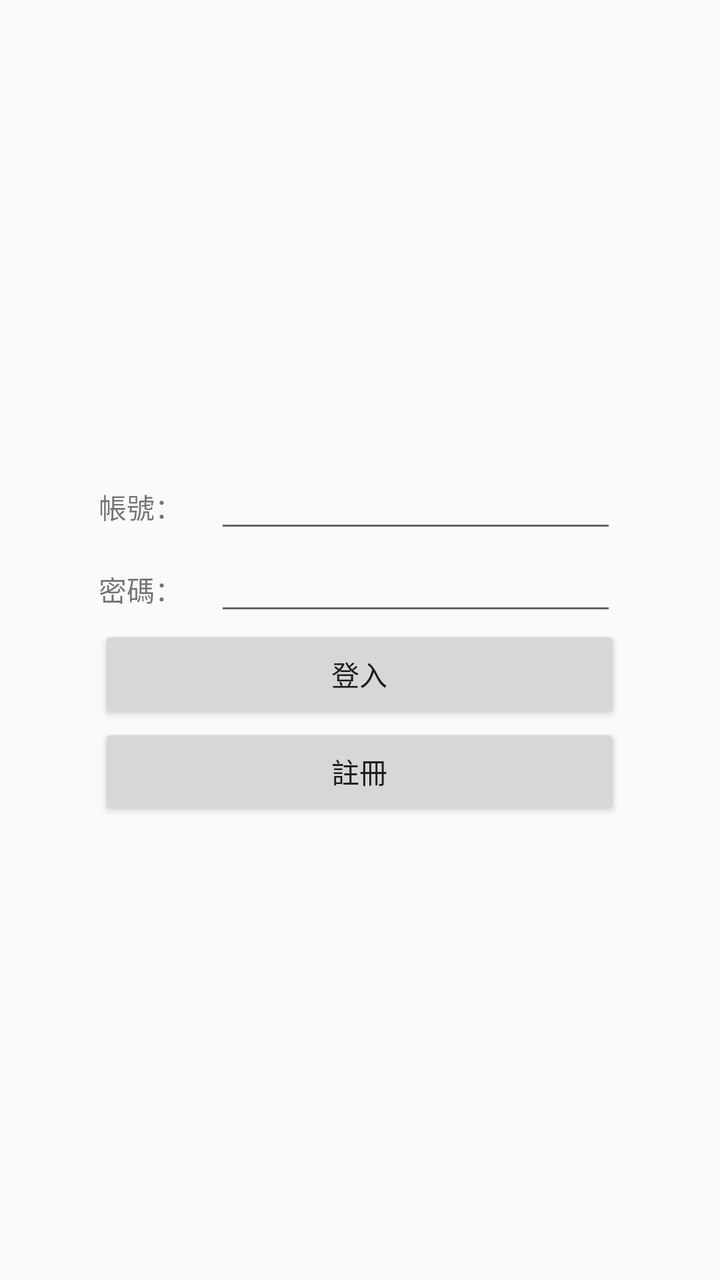
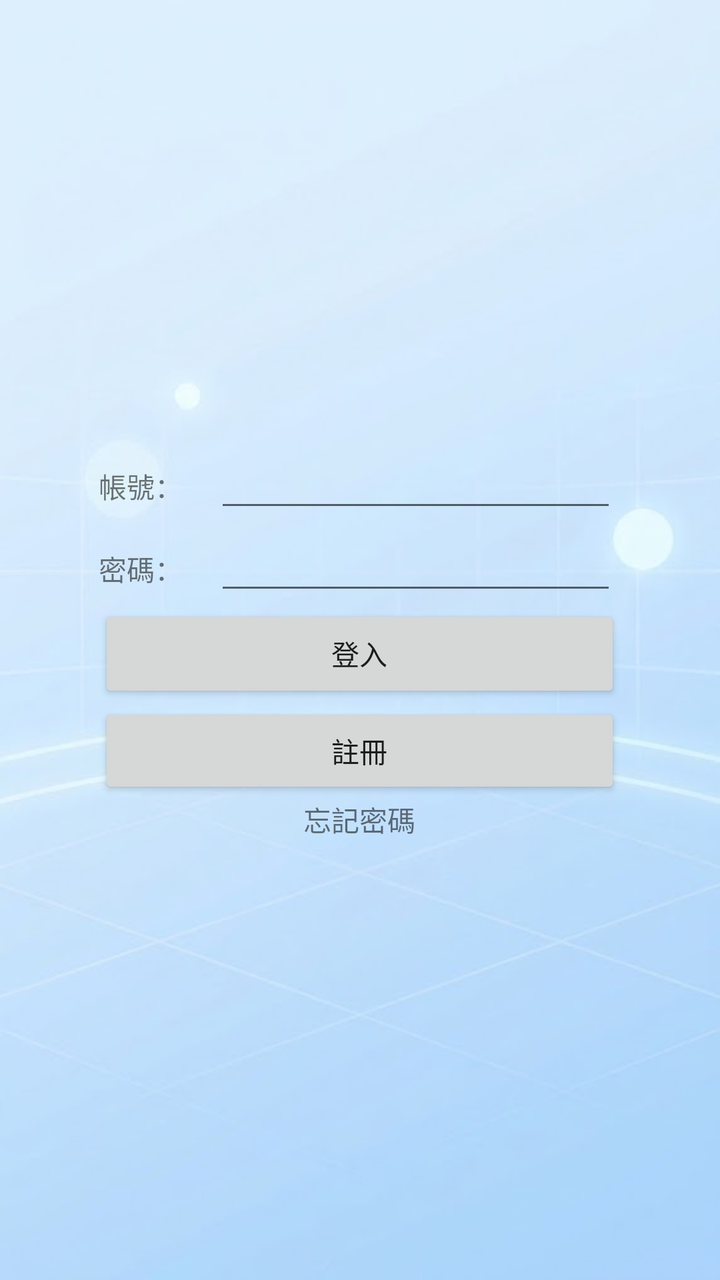

The first picture is an Android layout as it rendered before a commit; the second is the same layout after the commit. The layout source and the unified diff follow.
<!-- AndroidManifest.xml: application theme Theme.QuizHero -->
<!-- res/layout/login_activity.xml -->
<?xml version="1.0" encoding="utf-8"?>
<LinearLayout xmlns:android="http://schemas.android.com/apk/res/android"
    android:layout_width="match_parent"
    android:layout_height="match_parent"
    android:gravity="center">

    <LinearLayout
        android:layout_width="wrap_content"
        android:layout_height="wrap_content"
        android:gravity="center"
        android:orientation="vertical">

        <LinearLayout
            android:layout_width="match_parent"
            android:layout_height="match_parent"
            android:orientation="horizontal">

            <TextView
                android:id="@+id/tv_name"
                android:layout_width="58dp"
                android:layout_height="wrap_content"
                android:text="帳號：" />

            <EditText
                android:id="@+id/et_name"
                android:layout_width="201dp"
                android:layout_height="wrap_content"
                android:ems="10"
                android:inputType="text" />
        </LinearLayout>

        <LinearLayout
            android:layout_width="match_parent"
            android:layout_height="match_parent"
            android:orientation="horizontal">

            <TextView
                android:id="@+id/tv_password"
                android:layout_width="58dp"
                android:layout_height="wrap_content"
                android:text="密碼：" />

            <EditText
                android:id="@+id/et_password"
                android:layout_width="201dp"
                android:layout_height="wrap_content"
                android:ems="10"
                android:inputType="textPassword" />
        </LinearLayout>

        <Button
            android:id="@+id/bt_loggin"
            android:layout_width="261dp"
            android:layout_height="49dp"
            android:text="登入" />

        <Button
            android:id="@+id/bt_registor"
            android:layout_width="261dp"
            android:layout_height="wrap_content"
            android:layout_weight="1"
            android:text="註冊" />

    </LinearLayout>



</LinearLayout>
<!-- resources referenced by this layout -->
<resources>
  <style name="Theme.QuizHero" parent="android:Theme.Material.Light.NoActionBar" />
</resources>

<!-- the commit's change to res/layout/login_activity.xml (unified diff, before → after) -->
@@ -2,7 +2,8 @@
 <LinearLayout xmlns:android="http://schemas.android.com/apk/res/android"
     android:layout_width="match_parent"
     android:layout_height="match_parent"
-    android:gravity="center">
+    android:gravity="center"
+    android:background="@drawable/loggin_background">
 
     <LinearLayout
         android:layout_width="wrap_content"
@@ -26,7 +27,9 @@
                 android:layout_width="201dp"
                 android:layout_height="wrap_content"
                 android:ems="10"
-                android:inputType="text" />
+                android:autofillHints="username"
+                android:importantForAutofill="yes"
+                android:inputType="textEmailAddress"/>
         </LinearLayout>
 
         <LinearLayout
@@ -61,8 +64,13 @@
             android:layout_weight="1"
             android:text="註冊" />
 
+        <TextView
+            android:id="@+id/tv_forgetpw"
+            android:layout_width="wrap_content"
+            android:layout_height="wrap_content"
+            android:layout_weight="1"
+            android:text="忘記密碼" />
+
     </LinearLayout>
 
-
-
 </LinearLayout>
<!-- resource entries referenced after the edit -->
@@ -1,5 +1,6 @@
 <!-- resources referenced by this layout -->
 <resources>
+  <!-- drawable loggin_background: png bitmap (drawable, 16550 bytes) -->
   <style name="Theme.QuizHero" parent="android:Theme.Material.Light.NoActionBar" />
 </resources>
 
